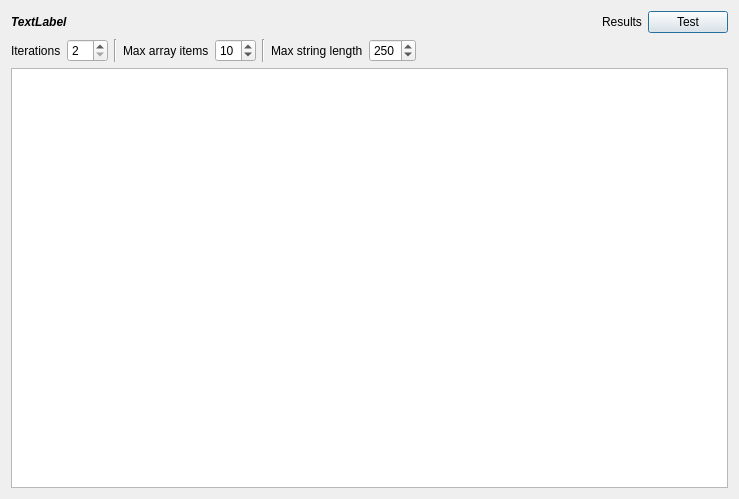
This is resources/ui/fuzz_test_dialog.ui in namuan/http-rider as Qt 5 draws it before an edit. The edited form follows.
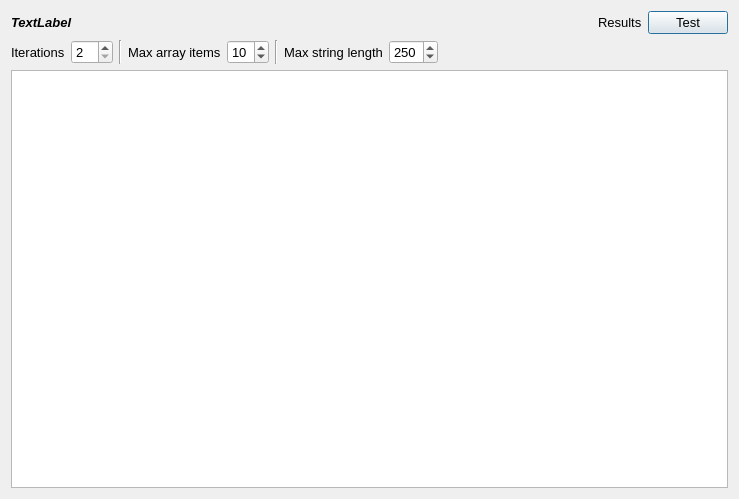
This is the edited form.

Commit message: [Feature] Added Raw Request/Response rendering [Improv] Refactored more files to absolute imports [Improv] Changed font size to 10

The edit to the form file:
```diff
--- a/resources/ui/fuzz_test_dialog.ui
+++ b/resources/ui/fuzz_test_dialog.ui
@@ -13,6 +13,11 @@
     <height>499</height>
    </rect>
   </property>
+  <property name="font">
+   <font>
+    <pointsize>10</pointsize>
+   </font>
+  </property>
   <property name="windowTitle">
    <string>Dialog</string>
   </property>
```
The commit also changes 56 other files.
